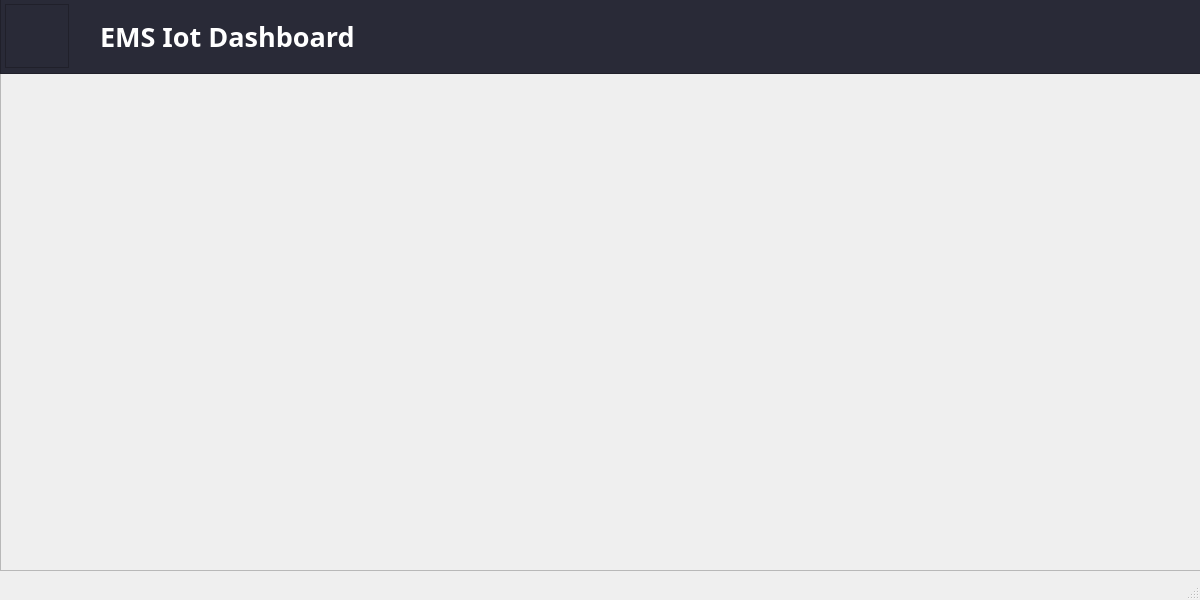
This is ui/dashboard.ui in ParkYongJun03/EMS_Comm as Qt 5 draws it before an edit. The edited form follows.
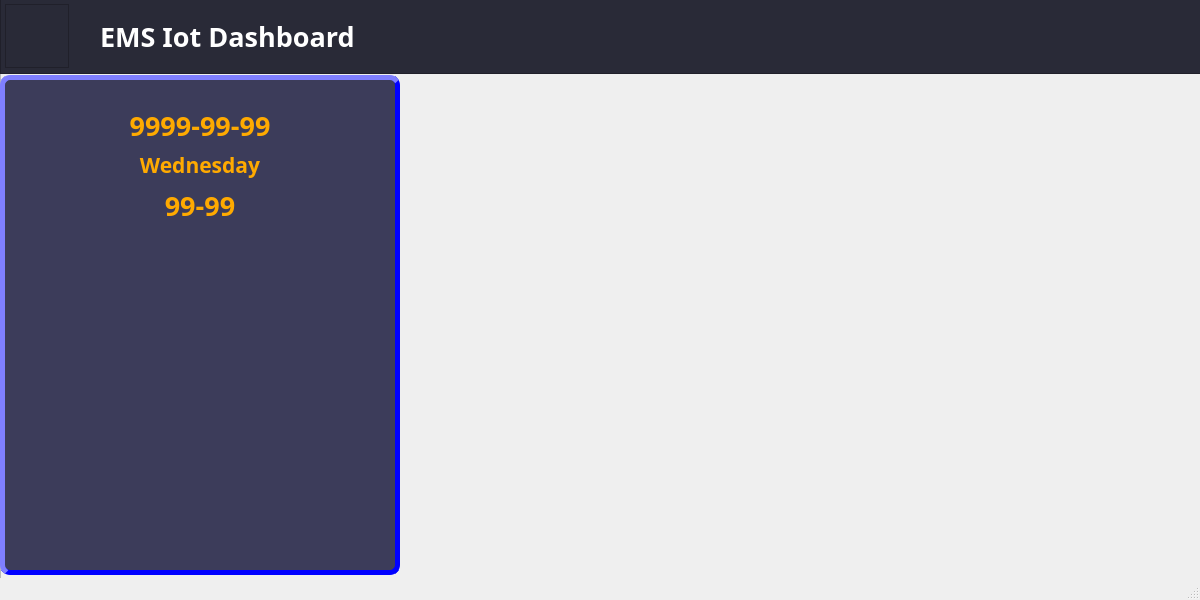
This is the edited form. Icons and pictures are not drawn.

```diff
--- a/ui/dashboard.ui
+++ b/ui/dashboard.ui
@@ -38,7 +38,7 @@
       <x>0</x>
       <y>0</y>
       <width>1201</width>
-      <height>571</height>
+      <height>600</height>
      </rect>
     </property>
     <property name="frameShape">
@@ -106,6 +106,152 @@
       </property>
       <property name="text">
        <string>EMS Iot Dashboard</string>
+      </property>
+     </widget>
+     <widget class="QFrame" name="iconFrame">
+      <property name="geometry">
+       <rect>
+        <x>5</x>
+        <y>5</y>
+        <width>64</width>
+        <height>64</height>
+       </rect>
+      </property>
+      <property name="styleSheet">
+       <string notr="true">background-image: url(:/iot);</string>
+      </property>
+      <property name="frameShape">
+       <enum>QFrame::StyledPanel</enum>
+      </property>
+      <property name="frameShadow">
+       <enum>QFrame::Raised</enum>
+      </property>
+     </widget>
+    </widget>
+    <widget class="QFrame" name="greetingFrame">
+     <property name="geometry">
+      <rect>
+       <x>0</x>
+       <y>75</y>
+       <width>400</width>
+       <height>500</height>
+      </rect>
+     </property>
+     <property name="styleSheet">
+      <string notr="true">background-color: rgb(60, 60, 90);
+border-style : outset;
+border-width : 5px;
+border-color : rgb(0, 0, 255);
+border-radius : 10px;</string>
+     </property>
+     <property name="frameShape">
+      <enum>QFrame::StyledPanel</enum>
+     </property>
+     <property name="frameShadow">
+      <enum>QFrame::Raised</enum>
+     </property>
+     <widget class="QFrame" name="weatherFrame">
+      <property name="geometry">
+       <rect>
+        <x>168</x>
+        <y>180</y>
+        <width>64</width>
+        <height>64</height>
+       </rect>
+      </property>
+      <property name="styleSheet">
+       <string notr="true">background-image: url(:/sun);
+border : none</string>
+      </property>
+      <property name="frameShape">
+       <enum>QFrame::StyledPanel</enum>
+      </property>
+      <property name="frameShadow">
+       <enum>QFrame::Raised</enum>
+      </property>
+     </widget>
+     <widget class="QLabel" name="lblDate">
+      <property name="geometry">
+       <rect>
+        <x>100</x>
+        <y>30</y>
+        <width>200</width>
+        <height>40</height>
+       </rect>
+      </property>
+      <property name="font">
+       <font>
+        <family>나눔고딕코딩</family>
+        <pointsize>20</pointsize>
+        <weight>75</weight>
+        <bold>true</bold>
+       </font>
+      </property>
+      <property name="styleSheet">
+       <string notr="true">color: rgb(255, 170, 0);
+border : none;</string>
+      </property>
+      <property name="text">
+       <string>9999-99-99</string>
+      </property>
+      <property name="alignment">
+       <set>Qt::AlignCenter</set>
+      </property>
+     </widget>
+     <widget class="QLabel" name="lblDay">
+      <property name="geometry">
+       <rect>
+        <x>100</x>
+        <y>70</y>
+        <width>200</width>
+        <height>40</height>
+       </rect>
+      </property>
+      <property name="font">
+       <font>
+        <family>나눔고딕코딩</family>
+        <pointsize>16</pointsize>
+        <weight>75</weight>
+        <bold>true</bold>
+       </font>
+      </property>
+      <property name="styleSheet">
+       <string notr="true">color: rgb(255, 170, 0);
+border : none;</string>
+      </property>
+      <property name="text">
+       <string>Wednesday</string>
+      </property>
+      <property name="alignment">
+       <set>Qt::AlignCenter</set>
+      </property>
+     </widget>
+     <widget class="QLabel" name="lblTime">
+      <property name="geometry">
+       <rect>
+        <x>100</x>
+        <y>110</y>
+        <width>200</width>
+        <height>40</height>
+       </rect>
+      </property>
+      <property name="font">
+       <font>
+        <family>나눔고딕코딩</family>
+        <pointsize>20</pointsize>
+        <weight>75</weight>
+        <bold>true</bold>
+       </font>
+      </property>
+      <property name="styleSheet">
+       <string notr="true">color: rgb(255, 170, 0);
+border : none;</string>
+      </property>
+      <property name="text">
+       <string>99-99</string>
+      </property>
+      <property name="alignment">
+       <set>Qt::AlignCenter</set>
       </property>
      </widget>
     </widget>
```
Left out of the diff: 19 changed lines with no effect on the pictures.
